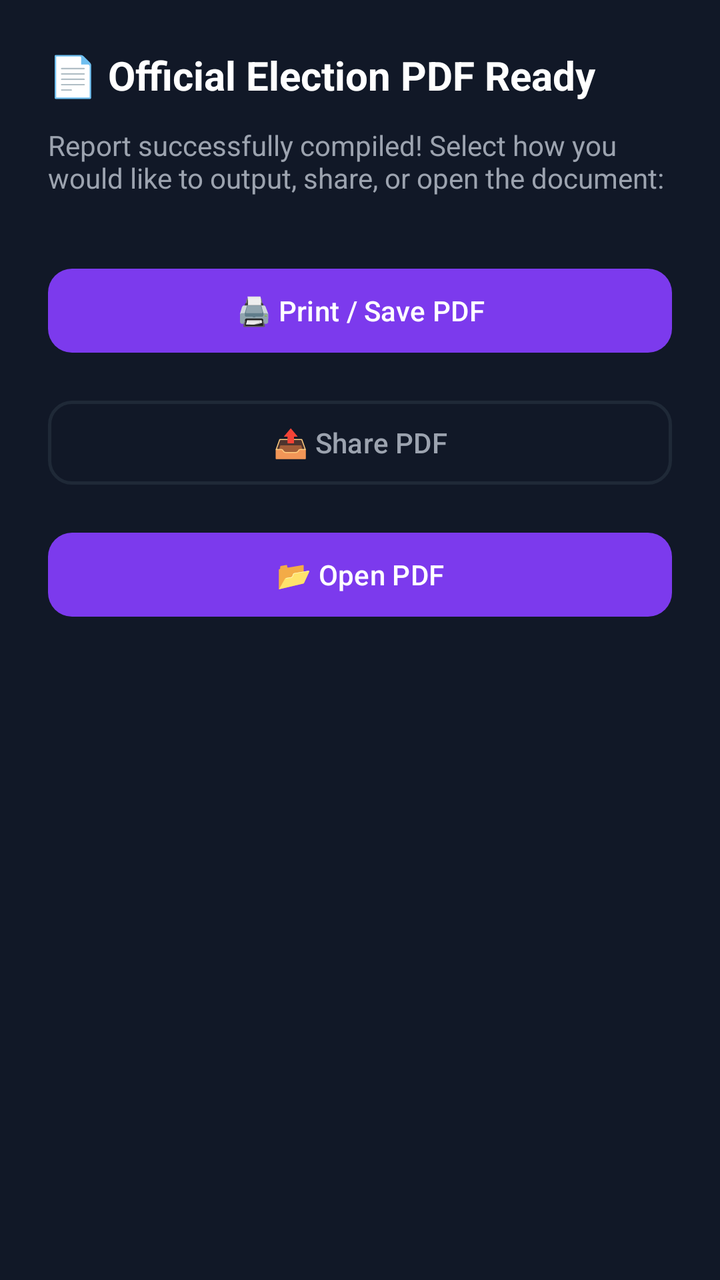
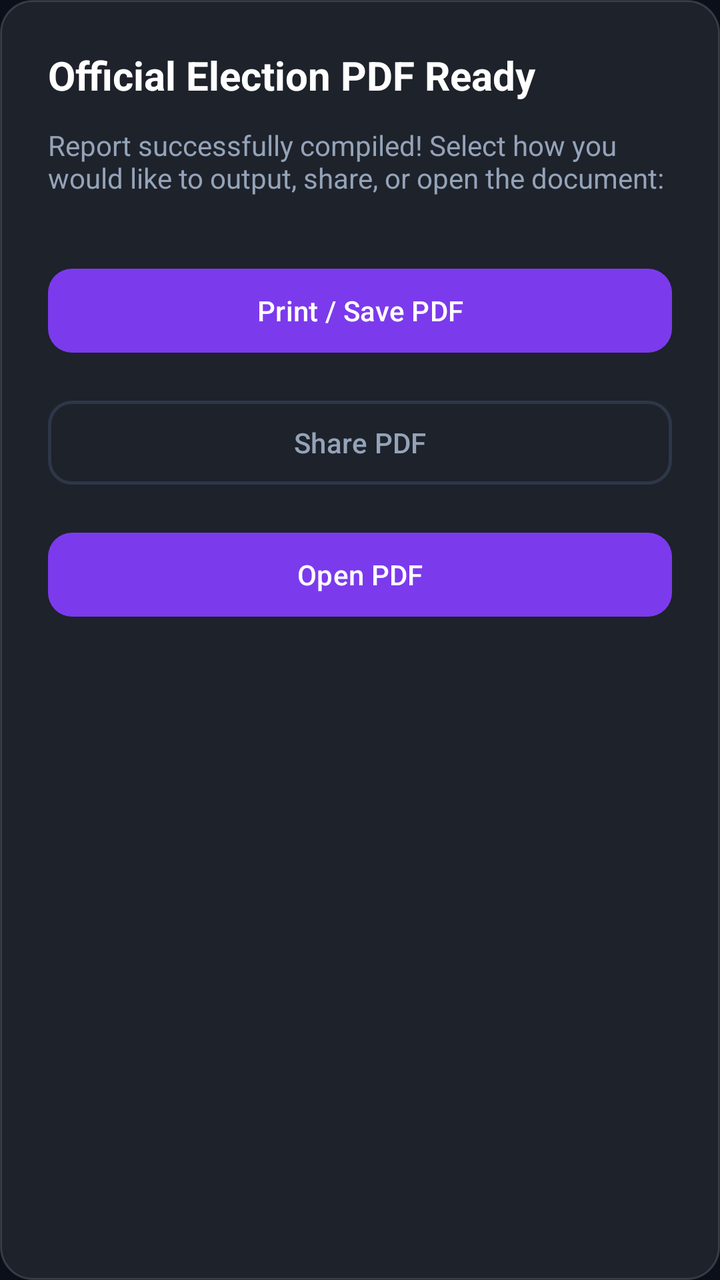

Two renders of the same Android screen: before a commit and after it. Below are the layout's source before the change and the commit's diff.
<!-- AndroidManifest.xml: application theme Theme.CRConnect -->
<!-- res/layout/dialog_pdf_ready.xml -->
<?xml version="1.0" encoding="utf-8"?>
<LinearLayout xmlns:android="http://schemas.android.com/apk/res/android"
    xmlns:app="http://schemas.android.com/apk/res-auto"
    android:layout_width="match_parent"
    android:layout_height="wrap_content"
    android:orientation="vertical"
    android:background="@color/surface"
    android:padding="24dp">

    <TextView
        android:id="@+id/tvPdfTitle"
        android:layout_width="match_parent"
        android:layout_height="wrap_content"
        android:text="📄 Official Election PDF Ready"
        android:textSize="20sp"
        android:textStyle="bold"
        android:textColor="#FFFFFF" />

    <TextView
        android:id="@+id/tvPdfMsg"
        android:layout_width="match_parent"
        android:layout_height="wrap_content"
        android:text="Report successfully compiled! Select how you would like to output, share, or open the document:"
        android:textSize="14sp"
        android:textColor="#9CA3AF"
        android:paddingTop="12dp"
        android:paddingBottom="24dp" />

    <com.google.android.material.button.MaterialButton
        android:id="@+id/btnPrintPdf"
        android:layout_width="match_parent"
        android:layout_height="wrap_content"
        android:minHeight="50dp"
        android:layout_marginTop="8dp"
        android:text="🖨️ Print / Save PDF"
        android:textColor="#FFFFFF"
        android:textSize="14sp"
        app:backgroundTint="@color/primary"
        app:cornerRadius="12dp" />

    <com.google.android.material.button.MaterialButton
        android:id="@+id/btnSharePdf"
        style="@style/Widget.Material3.Button.OutlinedButton"
        android:layout_width="match_parent"
        android:layout_height="wrap_content"
        android:minHeight="50dp"
        android:layout_marginTop="16dp"
        android:text="📤 Share PDF"
        android:textColor="#9CA3AF"
        android:textSize="14sp"
        app:strokeColor="@color/card_stroke"
        app:strokeWidth="1.5dp"
        app:backgroundTint="@android:color/transparent"
        app:cornerRadius="12dp" />

    <com.google.android.material.button.MaterialButton
        android:id="@+id/btnOpenPdf"
        android:layout_width="match_parent"
        android:layout_height="wrap_content"
        android:minHeight="50dp"
        android:layout_marginTop="16dp"
        android:text="📂 Open PDF"
        android:textColor="#FFFFFF"
        android:textSize="14sp"
        app:backgroundTint="@color/primary"
        app:cornerRadius="12dp" />

</LinearLayout>
<!-- resources referenced by this layout -->
<resources>
  <color name="card_stroke">#1F2937</color>
  <color name="primary">#7C3AED</color>
  <color name="surface">#111827</color>
  <style name="Theme.CRConnect" parent="Base.Theme.CRConnect" />
  <style name="Base.Theme.CRConnect" parent="Theme.Material3.DayNight.NoActionBar">
          <item name="colorPrimary">@color/primary</item>
          <item name="colorSecondary">@color/secondary</item>
          <item name="android:windowBackground">@color/background</item>
          <item name="colorSurface">@color/surface</item>
          <item name="colorOnSurface">@color/text_primary</item>
          <item name="colorOnSurfaceVariant">@color/text_secondary</item>
          <item name="colorError">@color/error</item>
          <item name="android:windowActivityTransitions">true</item>
          <item name="android:navigationBarColor">@android:color/transparent</item>
          <item name="android:statusBarColor">@android:color/transparent</item>
          <item name="android:windowLightStatusBar" tools:targetApi="m">false</item>
          <item name="android:windowLightNavigationBar" tools:targetApi="o_mr1">false</item>
      </style>
  <color name="secondary">#A78BFA</color>
  <color name="background">#0B0F19</color>
  <color name="text_primary">#FFFFFF</color>
  <color name="text_secondary">#9CA3AF</color>
  <color name="error">#7F1D1D</color>
</resources>

<!-- the commit's change to res/layout/dialog_pdf_ready.xml (unified diff, before → after) -->
@@ -4,14 +4,14 @@
     android:layout_width="match_parent"
     android:layout_height="wrap_content"
     android:orientation="vertical"
-    android:background="@color/surface"
+    android:background="@drawable/glass_card_bg"
     android:padding="24dp">
 
     <TextView
         android:id="@+id/tvPdfTitle"
         android:layout_width="match_parent"
         android:layout_height="wrap_content"
-        android:text="📄 Official Election PDF Ready"
+        android:text="Official Election PDF Ready"
         android:textSize="20sp"
         android:textStyle="bold"
         android:textColor="#FFFFFF" />
@@ -22,7 +22,7 @@
         android:layout_height="wrap_content"
         android:text="Report successfully compiled! Select how you would like to output, share, or open the document:"
         android:textSize="14sp"
-        android:textColor="#9CA3AF"
+        android:textColor="#94A3B8"
         android:paddingTop="12dp"
         android:paddingBottom="24dp" />
 
@@ -32,7 +32,8 @@
         android:layout_height="wrap_content"
         android:minHeight="50dp"
         android:layout_marginTop="8dp"
-        android:text="🖨️ Print / Save PDF"
+        android:hapticFeedbackEnabled="true"
+        android:text="Print / Save PDF"
         android:textColor="#FFFFFF"
         android:textSize="14sp"
         app:backgroundTint="@color/primary"
@@ -45,8 +46,9 @@
         android:layout_height="wrap_content"
         android:minHeight="50dp"
         android:layout_marginTop="16dp"
-        android:text="📤 Share PDF"
-        android:textColor="#9CA3AF"
+        android:hapticFeedbackEnabled="true"
+        android:text="Share PDF"
+        android:textColor="#94A3B8"
         android:textSize="14sp"
         app:strokeColor="@color/card_stroke"
         app:strokeWidth="1.5dp"
@@ -59,7 +61,8 @@
         android:layout_height="wrap_content"
         android:minHeight="50dp"
         android:layout_marginTop="16dp"
-        android:text="📂 Open PDF"
+        android:hapticFeedbackEnabled="true"
+        android:text="Open PDF"
         android:textColor="#FFFFFF"
         android:textSize="14sp"
         app:backgroundTint="@color/primary"
<!-- resource entries referenced after the edit -->
@@ -1,7 +1,17 @@
 <!-- resources referenced by this layout -->
 <resources>
-  <color name="card_stroke">#1F2937</color>
+  <color name="card_stroke">#2D3748</color>
   <color name="primary">#7C3AED</color>
+  <!-- drawable glass_card_bg (drawable) -->
+  <?xml version="1.0" encoding="utf-8"?>
+  <shape xmlns:android="http://schemas.android.com/apk/res/android"
+      android:shape="rectangle">
+      <solid android:color="#14FFFFFF" />
+      <stroke
+          android:width="1dp"
+          android:color="#26FFFFFF" />
+      <corners android:radius="16dp" />
+  </shape>
   <color name="surface">#111827</color>
   <style name="Theme.CRConnect" parent="Base.Theme.CRConnect" />
   <style name="Base.Theme.CRConnect" parent="Theme.Material3.DayNight.NoActionBar">
@@ -21,7 +31,7 @@
   <color name="secondary">#A78BFA</color>
   <color name="background">#0B0F19</color>
   <color name="text_primary">#FFFFFF</color>
-  <color name="text_secondary">#9CA3AF</color>
+  <color name="text_secondary">#94A3B8</color>
   <color name="error">#7F1D1D</color>
 </resources>
 
